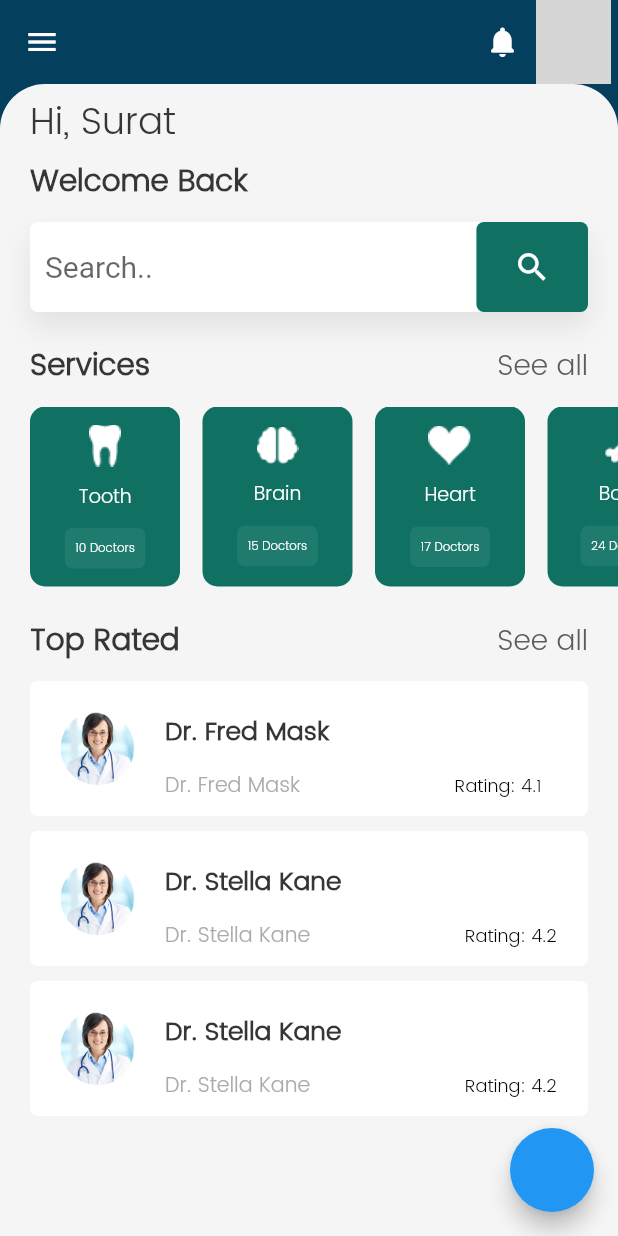
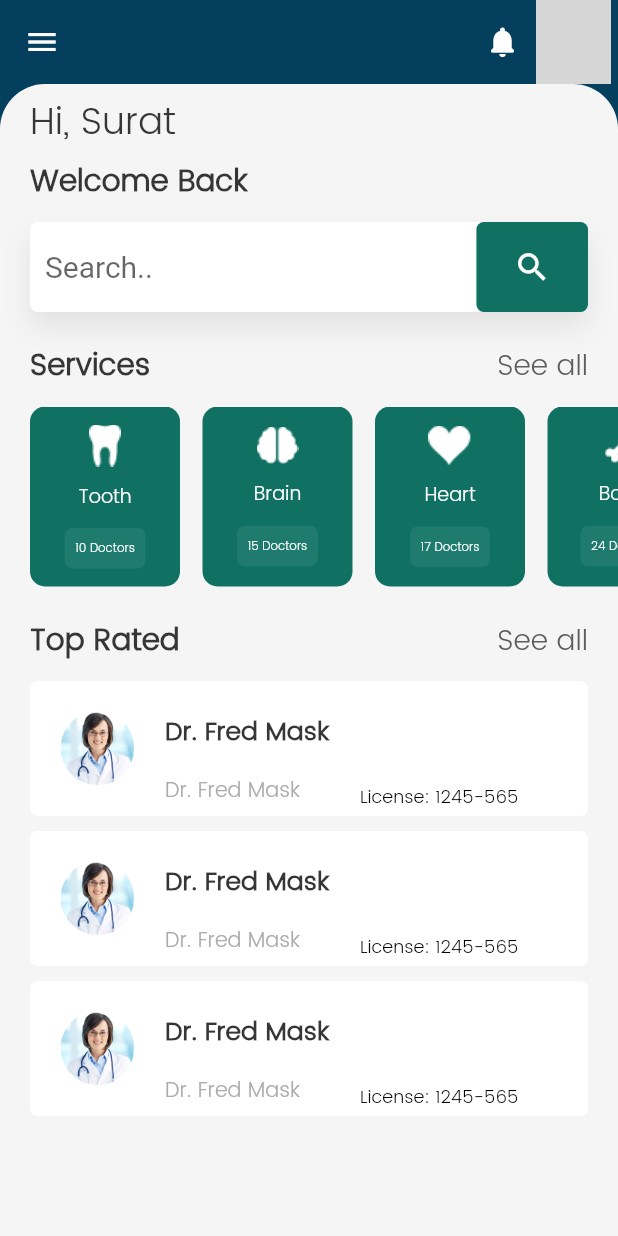
Before and after one commit to surajadkhari/dentalapp_UI, a Flutter app: the screen it shows after launch, on a phone screen of 412 x 824 dp. Run offline on Flutter 3.47's test engine with Material 2 defaults, Android fonts, the phone set to English and light mode, and no system bars; network calls fail; grey boxes are pictures that could not be loaded.

```diff
--- a/lib/screen/home_pagey.dart
+++ b/lib/screen/home_pagey.dart
@@ -1,7 +1,6 @@
 import 'package:dentalapp_UI/screen/doctordetail.dart';
 import 'package:dentalapp_UI/screen/services.dart';
 import 'package:flutter/material.dart';
-import 'package:dentalapp_UI/screen/item_detail_page.dart';
 
 class HomePage extends StatefulWidget {
   @override
@@ -19,38 +18,6 @@ class HomePageState extends State<HomePage> {
     return Scaffold(
       backgroundColor: Color(0xff053F5E),
       appBar: appBarW(),
-      floatingActionButton: FloatingActionButton(
-        onPressed: () {},
-      ),
-      // appBar: AppBar(
-      //   elevation: 0.0,
-      //   backgroundColor: Color(0xff053F5E),
-      //   centerTitle: true,
-      //   leading: Icon(
-      //     Icons.menu,
-      //     color: Colors.white,
-      //   ),
-      //   actions: [
-      //     GestureDetector(
-      //       child: Container(
-      //         margin: EdgeInsets.only(right: 10),
-      //         child: Icon(
-      //           Icons.notifications_rounded,
-      //           color: Colors.white,
-      //         ),
-      //       ),
-      //     ),
-      //     GestureDetector(
-      //       child: Container(
-      //         margin: EdgeInsets.only(right: 5),
-      //         child: Image.network(
-      //           "https://ichef.bbci.co.uk/news/400/cpsprodpb/18309/production/_109218099_gettyimages-803015182.jpg",
-      //           width: 60,
-      //         ),
-      //       ),
-      //     )
-      //   ],
-      // ),
       body: Container(
         decoration: BoxDecoration(
           color: Colors.grey[100],
@@ -245,22 +212,22 @@ class HomePageState extends State<HomePage> {
                     demoTopRatedDr(
                       "images/doctor.png",
                       "Dr. Fred Mask",
-                      "Heart surgen",
-                      "4.1",
+                      "Oral & MAxillofacial",
+                      "1245-565",
                       "",
                     ),
                     demoTopRatedDr(
                       "images/doctor.png",
-                      "Dr. Stella Kane",
-                      "Bone Specialist",
-                      "4.2",
+                      "Dr. Fred Mask",
+                      "Oral & MAxillofacial",
+                      "1245-565",
                       "",
                     ),
                     demoTopRatedDr(
                       "images/doctor.png",
-                      "Dr. Stella Kane",
-                      "Bone Specialist",
-                      "4.2",
+                      "Dr. Fred Mask",
+                      "Oral & MAxillofacial",
+                      "1245-565",
                       "",
                     ),
                   ],
@@ -360,8 +327,8 @@ class HomePageState extends State<HomePage> {
     return GestureDetector(
       //page route
       onTap: () {
-        Navigator.push(context,
-            MaterialPageRoute(builder: (context) => DoctorDetailPage()));
+        // Navigator.push(context,
+        //     MaterialPageRoute(builder: (context) => DoctorDetailPage()));
       },
       child: Container(
         height: 90,
@@ -412,13 +379,12 @@ class HomePageState extends State<HomePage> {
                           ),
                         ),
                         Container(
-                          margin:
-                              EdgeInsets.only(top: 3, left: size.width * 0.25),
+                          margin: EdgeInsets.only(left: 40, top: 10),
                           child: Row(
                             children: [
                               Container(
                                 child: Text(
-                                  "Rating: ",
+                                  "License: ",
                                   style: TextStyle(
                                     color: Colors.black,
                                     fontSize: 12,
```
